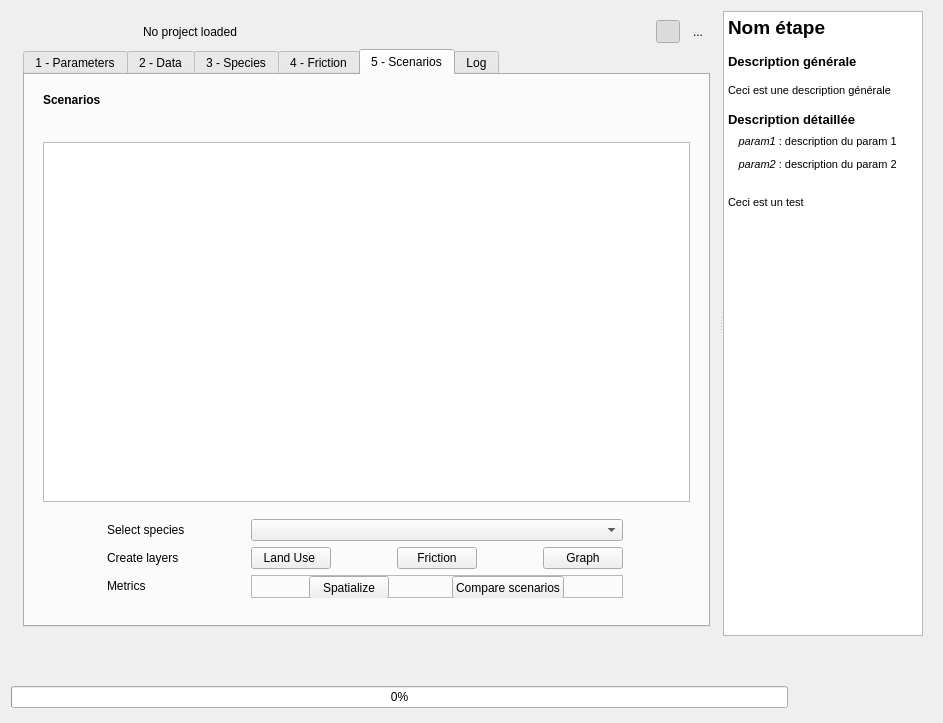
First picture: the form in ui/erc_tvb_plugin_dialog_base.ui, repository MathieuChailloux/MitiConnect, before the edit.
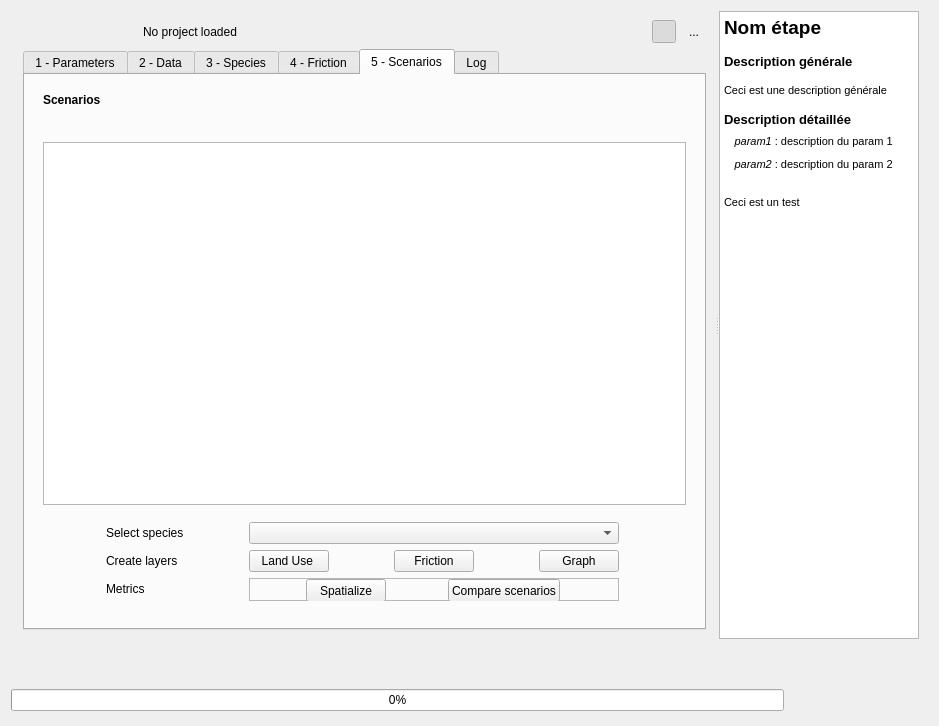
Second picture: the form after the edit. Icons and pictures are not drawn. Custom widgets are drawn as their Qt base class.

Commit message: ScenarioLanduseDialog OK

```diff
--- a/ui/erc_tvb_plugin_dialog_base.ui
+++ b/ui/erc_tvb_plugin_dialog_base.ui
@@ -6,8 +6,8 @@
    <rect>
     <x>0</x>
     <y>0</y>
-    <width>943</width>
-    <height>723</height>
+    <width>939</width>
+    <height>726</height>
    </rect>
   </property>
   <property name="windowTitle">
@@ -70,8 +70,8 @@
            <rect>
             <x>0</x>
             <y>0</y>
-            <width>708</width>
-            <height>629</height>
+            <width>697</width>
+            <height>625</height>
            </rect>
           </property>
           <property name="sizePolicy">
@@ -2135,7 +2135,7 @@
           <string>&lt;!DOCTYPE HTML PUBLIC &quot;-//W3C//DTD HTML 4.0//EN&quot; &quot;http://www.w3.org/TR/REC-html40/strict.dtd&quot;&gt;
 &lt;html&gt;&lt;head&gt;&lt;meta name=&quot;qrichtext&quot; content=&quot;1&quot; /&gt;&lt;style type=&quot;text/css&quot;&gt;
 p, li { white-space: pre-wrap; }
-&lt;/style&gt;&lt;/head&gt;&lt;body style=&quot; font-family:'MS Shell Dlg 2'; font-size:8.25pt; font-weight:400; font-style:normal;&quot;&gt;
+&lt;/style&gt;&lt;/head&gt;&lt;body style=&quot; font-family:'MS Shell Dlg 2'; font-size:7.8pt; font-weight:400; font-style:normal;&quot;&gt;
 &lt;p style=&quot; margin-top:0px; margin-bottom:0px; margin-left:0px; margin-right:0px; -qt-block-indent:0; text-indent:0px;&quot;&gt;&lt;span style=&quot; font-size:14pt; font-weight:600;&quot;&gt;Nom étape&lt;/span&gt;&lt;/p&gt;
 &lt;p style=&quot;-qt-paragraph-type:empty; margin-top:0px; margin-bottom:0px; margin-left:0px; margin-right:0px; -qt-block-indent:0; text-indent:0px; font-size:10pt; font-weight:600;&quot;&gt;&lt;br /&gt;&lt;/p&gt;
 &lt;p style=&quot; margin-top:0px; margin-bottom:0px; margin-left:0px; margin-right:0px; -qt-block-indent:0; text-indent:0px;&quot;&gt;&lt;span style=&quot; font-size:10pt; font-weight:600;&quot;&gt;Description générale&lt;/span&gt;&lt;/p&gt;
```
Left out of the diff: 451 changed lines with no effect on the pictures. The commit also changes 2 other files.
